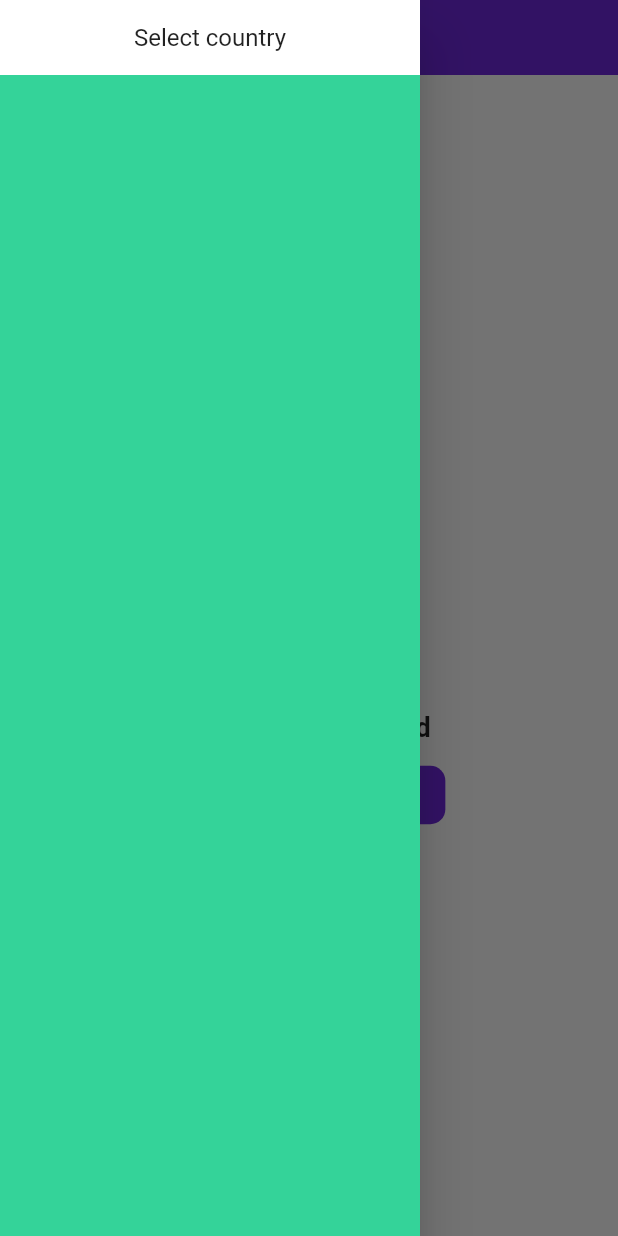
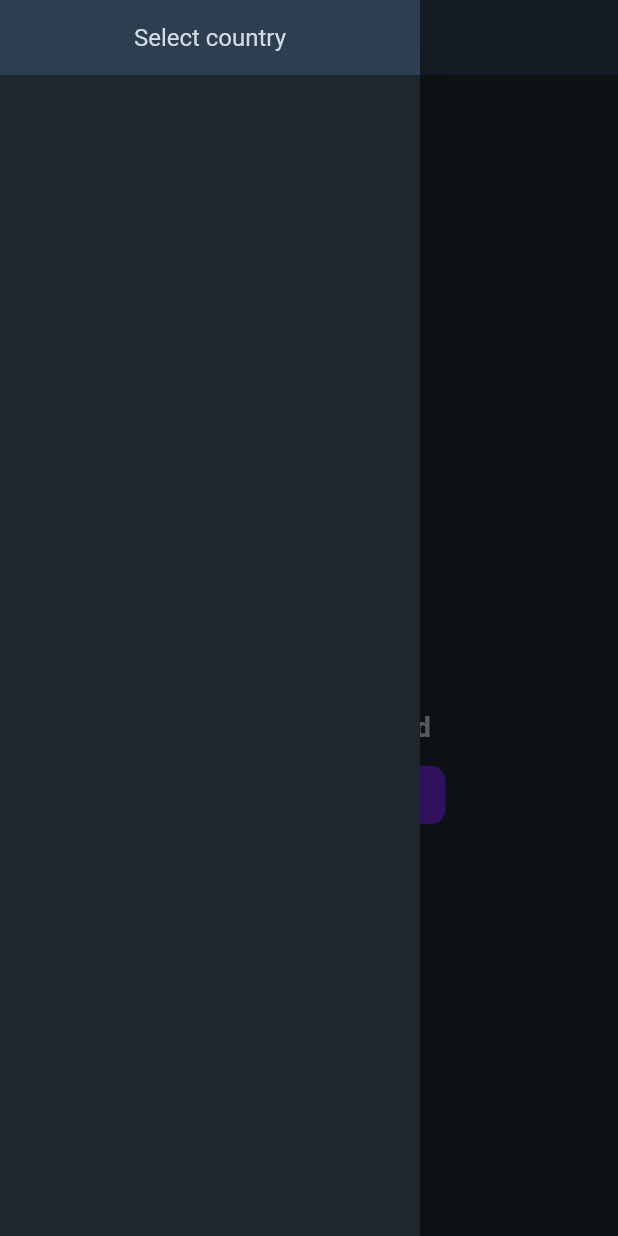
Before and after one commit to izaanjahangir/covid-tracker-flutter, a Flutter app: the screen it shows after launch, with the side drawer open, on a phone screen of 412 x 824 dp. Run offline on Flutter 3.47's test engine with Material 2 defaults, Android fonts, the phone set to English and light mode, and no system bars; drawn by our look-alikes of touchable_opacity; our stand-ins replace flutter_spinkit, flutter_svg, syncfusion_flutter_charts; network calls fail.

Commit message:
changed theme colors

```diff
--- a/lib/components/app_drawer/app_drawer.dart
+++ b/lib/components/app_drawer/app_drawer.dart
@@ -23,17 +23,17 @@ class AppDrawer extends StatelessWidget {
   @override
   Widget build(BuildContext context) {
     return Container(
-      color: ThemeColors.lightGreen,
+      color: ThemeColors.secondary,
       child: Column(
         children: [
           Container(
             height: 50,
             width: double.infinity,
-            color: ThemeColors.white,
+            color: ThemeColors.primary,
             child: Center(
                 child: Text(
               "Select country",
-              style: TextStyle(fontSize: 16),
+              style: TextStyle(fontSize: 16, color: ThemeColors.white),
             )),
           ),
           Expanded(
--- a/lib/components/app_header/app_header.dart
+++ b/lib/components/app_header/app_header.dart
@@ -19,7 +19,7 @@ class AppHeader extends StatelessWidget {
     return Container(
       width: double.infinity,
       height: 50,
-      color: ThemeColors.purple,
+      color: ThemeColors.primary,
       padding: const EdgeInsets.symmetric(horizontal: 10),
       child: Row(
         children: [
--- a/lib/components/loading/loading.dart
+++ b/lib/components/loading/loading.dart
@@ -21,7 +21,9 @@ class Loading extends StatelessWidget {
   @override
   Widget build(BuildContext context) {
     if (loading) {
-      return Column(
+      return Container(
+        color: ThemeColors.secondary,
+        child: Column(
           mainAxisAlignment: MainAxisAlignment.center,
           children: [
             SpinKitHourGlass(
@@ -36,6 +38,7 @@ class Loading extends StatelessWidget {
               style: TextStyle(color: color, fontSize: labelFontSize),
             )
           ],
+        ),
       );
     }
 
--- a/lib/components/pie_chart/pie_chart.dart
+++ b/lib/components/pie_chart/pie_chart.dart
@@ -40,7 +40,8 @@ class _PieChartState extends State<PieChart> {
       height: size.height * 0.5,
       child: SfCircularChart(
         palette: [ThemeColors.purple, ThemeColors.lightGreen, Colors.red],
-        legend: Legend(isVisible: true),
+        legend: Legend(
+            isVisible: true, textStyle: TextStyle(color: ThemeColors.white)),
         series: <PieSeries<PieData, String>>[
           PieSeries<PieData, String>(
               dataSource: pieData,
--- a/lib/config/theme_colors.dart
+++ b/lib/config/theme_colors.dart
@@ -3,7 +3,10 @@ import 'package:flutter/material.dart';
 class ThemeColors {
   static const Color purple = Color.fromRGBO(109, 40, 217, 1);
   static const Color lightGreen = Color.fromRGBO(52, 211, 153, 1);
-  static const Color white = Colors.white;
+  static const Color white = Color.fromRGBO(210, 218, 226, 1.0);
+  static const Color black = Colors.black;
   static const Color transparent = Colors.transparent;
   static const Color grey = Colors.grey;
+  static const Color primary = Color.fromRGBO(44, 62, 80, 1.0);
+  static const Color secondary = Color.fromRGBO(30, 39, 46, 1.0);
 }
--- a/lib/screens/home/components/no_country_selected.dart
+++ b/lib/screens/home/components/no_country_selected.dart
@@ -1,4 +1,5 @@
 import 'package:covid_tracker/components/button/button.dart';
+import 'package:covid_tracker/config/theme_colors.dart';
 import 'package:covid_tracker/utils/responsive.dart';
 import "package:flutter/material.dart";
 import 'package:flutter_svg/flutter_svg.dart';
@@ -16,14 +17,21 @@ class NoCountrySelected extends StatelessWidget {
     return Column(
       mainAxisAlignment: MainAxisAlignment.center,
       children: [
-        SvgPicture.asset("assets/icons/globe.svg",
-            width: globeSize, semanticsLabel: "globe"),
+        SvgPicture.asset(
+          "assets/icons/globe.svg",
+          width: globeSize,
+          semanticsLabel: "globe",
+          color: ThemeColors.white,
+        ),
         SizedBox(
           height: 20,
         ),
         Text(
           "No country selected",
-          style: TextStyle(fontSize: fontSize, fontWeight: FontWeight.bold),
+          style: TextStyle(
+              fontSize: fontSize,
+              fontWeight: FontWeight.bold,
+              color: ThemeColors.white),
         ),
         SizedBox(
           height: 15,
--- a/lib/screens/home/home.dart
+++ b/lib/screens/home/home.dart
@@ -4,6 +4,7 @@ import 'package:covid_tracker/components/line_chart/line_chart.dart';
 import 'package:covid_tracker/components/loading/loading.dart';
 import 'package:covid_tracker/components/pie_chart/pie_chart.dart';
 import 'package:covid_tracker/config/constants.dart';
+import 'package:covid_tracker/config/theme_colors.dart';
 import 'package:covid_tracker/models/country.dart';
 import 'package:covid_tracker/screens/home/components/no_country_selected.dart';
 import 'package:covid_tracker/utils/api.dart';
@@ -165,6 +166,7 @@ class _HomeState extends State<Home> {
             constraints: BoxConstraints(minHeight: constraints.maxHeight),
             child: Container(
               width: double.infinity,
+              color: ThemeColors.secondary,
               child: selectedCountry != null
                   ? Responsive(
                       mobile: getMobileView(),
```
Also changed, not shown: lib/components/app_drawer/app_drawer_item.dart (+7 -2 lines), lib/components/line_chart/line_chart.dart (+17 -1 lines). Lines whose indentation alone changed are shown as unchanged.
